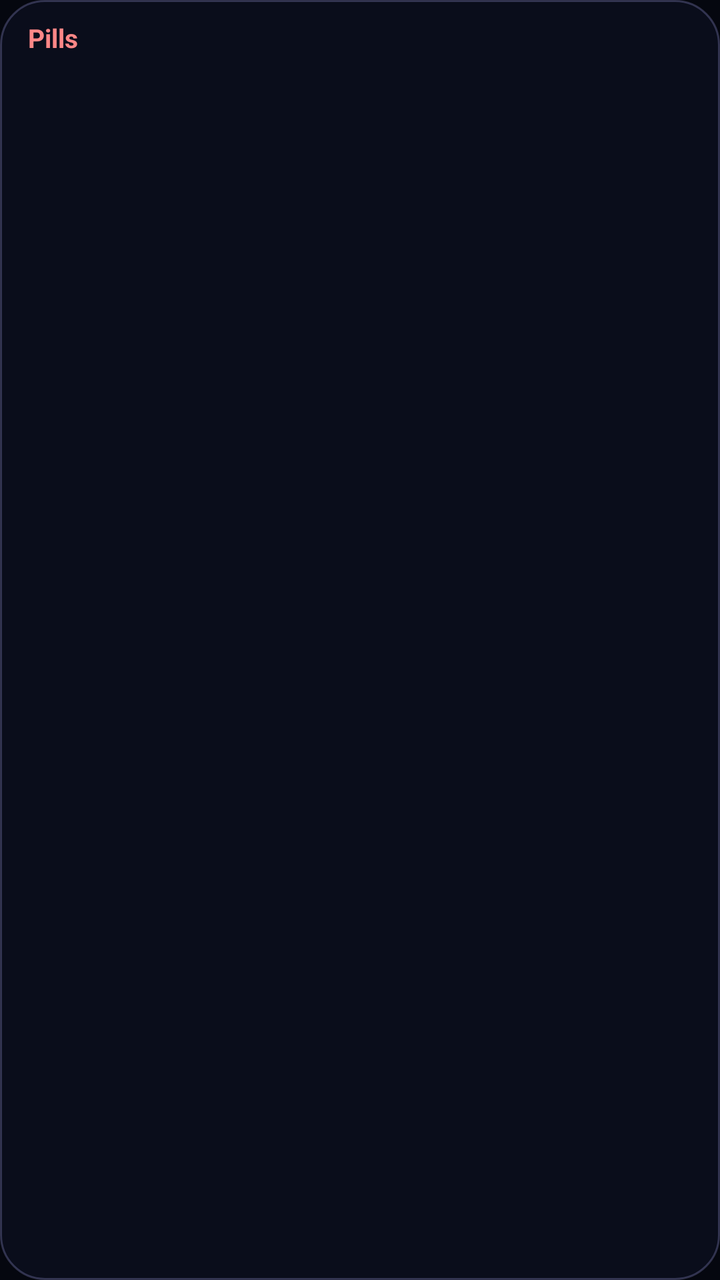
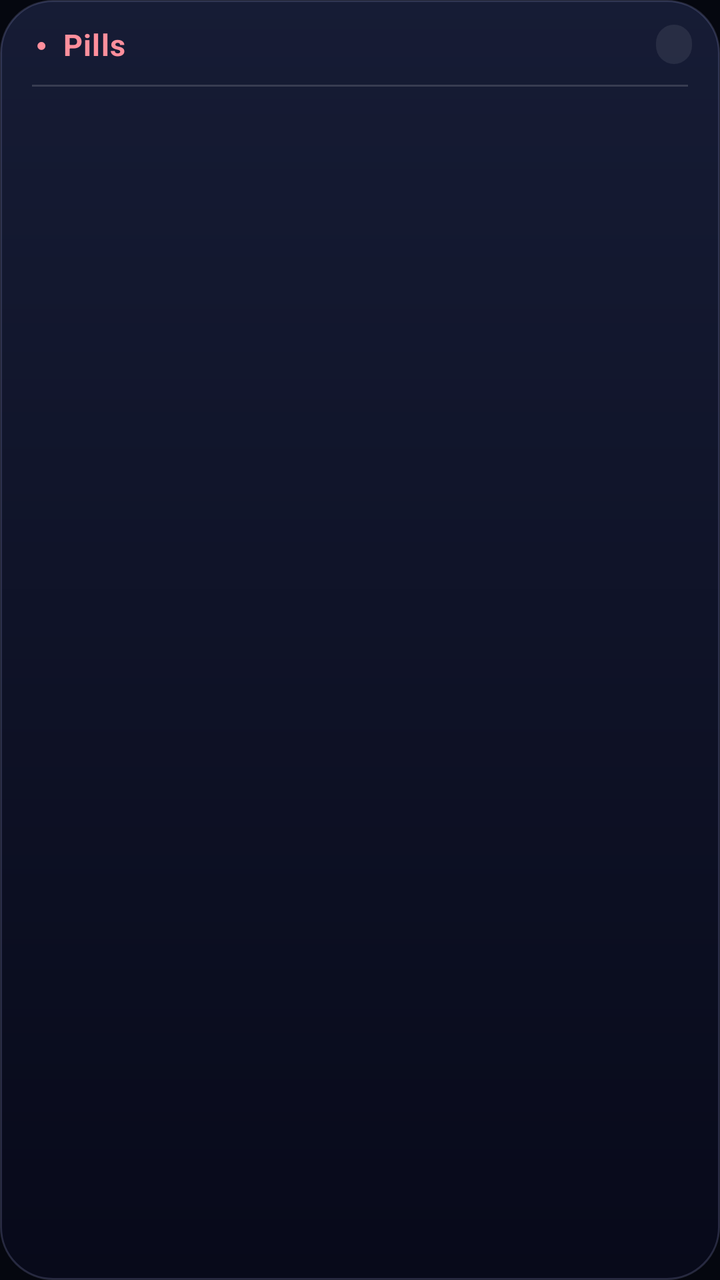

Two renders of the same Android screen: before a commit and after it. Below are the layout's source before the change and the commit's diff.
<!-- AndroidManifest.xml: application theme AppTheme -->
<!-- res/layout/w_pills2.xml -->
<?xml version="1.0" encoding="utf-8"?>
<LinearLayout xmlns:android="http://schemas.android.com/apk/res/android"
    android:layout_width="match_parent" android:layout_height="match_parent"
    android:orientation="vertical" android:background="@drawable/wbg" android:paddingStart="10dp" android:paddingEnd="10dp" android:paddingTop="10dp">
    <LinearLayout android:id="@+id/w_open" android:layout_width="match_parent" android:layout_height="wrap_content"
        android:orientation="horizontal" android:gravity="center_vertical" android:paddingStart="4dp" android:paddingEnd="4dp" android:paddingBottom="6dp">
        <TextView android:id="@+id/w_ph" android:layout_width="0dp" android:layout_height="wrap_content" android:layout_weight="1"
            android:text="Pills" android:textSize="13sp" android:textStyle="bold" android:textColor="#FF8787" android:maxLines="1" android:ellipsize="end" />
        <TextView android:id="@+id/w_at" android:layout_width="wrap_content" android:layout_height="wrap_content"
            android:textSize="9.5sp" android:textColor="#6B7090" />
    </LinearLayout>
    <ListView android:id="@+id/w_list" android:layout_width="match_parent" android:layout_height="0dp" android:layout_weight="1"
        android:divider="@null" android:dividerHeight="0dp" android:scrollbars="none" android:listSelector="@android:color/transparent"
        android:fadingEdgeLength="14dp" android:requiresFadingEdge="vertical" />
</LinearLayout>
<!-- resources referenced by this layout -->
<resources>
  <!-- drawable wbg (drawable) -->
  <?xml version="1.0" encoding="utf-8"?>
  <shape xmlns:android="http://schemas.android.com/apk/res/android" android:shape="rectangle">
      <solid android:color="#F20B0E1C" />
      <stroke android:width="1dp" android:color="#40AFAFFF" />
      <corners android:radius="22dp" />
  </shape>
  <style name="AppTheme" parent="@android:style/Theme.Material.NoActionBar">
          <item name="android:windowBackground">@color/rv_bg</item>
          <item name="android:colorBackground">@color/rv_bg</item>
          <item name="android:statusBarColor">@color/rv_bg</item>
          <item name="android:navigationBarColor">@color/rv_bg</item>
          <item name="android:colorAccent">#FFAFAFFF</item>
      </style>
  <color name="rv_bg">#FF05070F</color>
</resources>

<!-- the commit's change to res/layout/w_pills2.xml (unified diff, before → after) -->
@@ -1,15 +1,22 @@
 <?xml version="1.0" encoding="utf-8"?>
 <LinearLayout xmlns:android="http://schemas.android.com/apk/res/android"
     android:layout_width="match_parent" android:layout_height="match_parent"
-    android:orientation="vertical" android:background="@drawable/wbg" android:paddingStart="10dp" android:paddingEnd="10dp" android:paddingTop="10dp">
+    android:orientation="vertical" android:background="@drawable/wbg" android:paddingStart="10dp" android:paddingEnd="10dp" android:paddingTop="12dp">
     <LinearLayout android:id="@+id/w_open" android:layout_width="match_parent" android:layout_height="wrap_content"
-        android:orientation="horizontal" android:gravity="center_vertical" android:paddingStart="4dp" android:paddingEnd="4dp" android:paddingBottom="6dp">
+        android:orientation="horizontal" android:gravity="center_vertical" android:paddingStart="8dp" android:paddingEnd="4dp">
+        <TextView android:id="@+id/w_dot" android:layout_width="wrap_content" android:layout_height="wrap_content"
+            android:text="●" android:textSize="9sp" android:textColor="#FF8F9C" android:layout_marginEnd="8dp" />
         <TextView android:id="@+id/w_ph" android:layout_width="0dp" android:layout_height="wrap_content" android:layout_weight="1"
-            android:text="Pills" android:textSize="13sp" android:textStyle="bold" android:textColor="#FF8787" android:maxLines="1" android:ellipsize="end" />
+            android:text="Pills" android:textSize="15sp" android:textStyle="bold" android:letterSpacing="0.03" android:textColor="#FF8F9C"
+            android:maxLines="1" android:ellipsize="end" />
         <TextView android:id="@+id/w_at" android:layout_width="wrap_content" android:layout_height="wrap_content"
-            android:textSize="9.5sp" android:textColor="#6B7090" />
+            android:background="@drawable/wchip" android:paddingStart="9dp" android:paddingEnd="9dp" android:paddingTop="3dp" android:paddingBottom="3dp"
+            android:textSize="10sp" android:textColor="#8A90B4" android:maxLines="1" />
     </LinearLayout>
+    <FrameLayout android:id="@+id/w_bar" android:layout_width="match_parent" android:layout_height="1dp"
+        android:layout_marginStart="6dp" android:layout_marginEnd="6dp" android:layout_marginTop="10dp" android:layout_marginBottom="8dp"
+        android:background="#26FFFFFF" />
     <ListView android:id="@+id/w_list" android:layout_width="match_parent" android:layout_height="0dp" android:layout_weight="1"
         android:divider="@null" android:dividerHeight="0dp" android:scrollbars="none" android:listSelector="@android:color/transparent"
-        android:fadingEdgeLength="14dp" android:requiresFadingEdge="vertical" />
+        android:fadingEdgeLength="16dp" android:requiresFadingEdge="vertical" />
 </LinearLayout>
<!-- resource entries referenced after the edit -->
@@ -3,9 +3,15 @@
   <!-- drawable wbg (drawable) -->
   <?xml version="1.0" encoding="utf-8"?>
   <shape xmlns:android="http://schemas.android.com/apk/res/android" android:shape="rectangle">
-      <solid android:color="#F20B0E1C" />
-      <stroke android:width="1dp" android:color="#40AFAFFF" />
-      <corners android:radius="22dp" />
+      <gradient android:startColor="#F5161C36" android:endColor="#F507091A" android:angle="270" />
+      <stroke android:width="1dp" android:color="#2EB9BEFF" />
+      <corners android:radius="26dp" />
+  </shape>
+  <!-- drawable wchip (drawable) -->
+  <?xml version="1.0" encoding="utf-8"?>
+  <shape xmlns:android="http://schemas.android.com/apk/res/android" android:shape="rectangle">
+      <solid android:color="#14FFFFFF" />
+      <corners android:radius="99dp" />
   </shape>
   <style name="AppTheme" parent="@android:style/Theme.Material.NoActionBar">
           <item name="android:windowBackground">@color/rv_bg</item>
